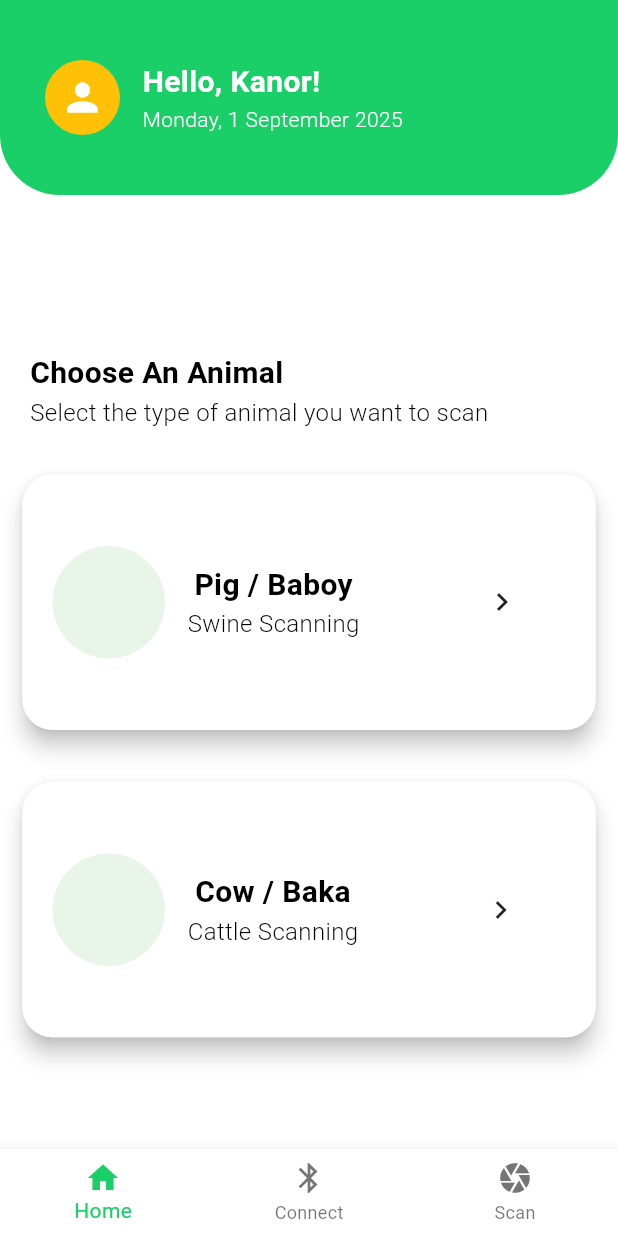
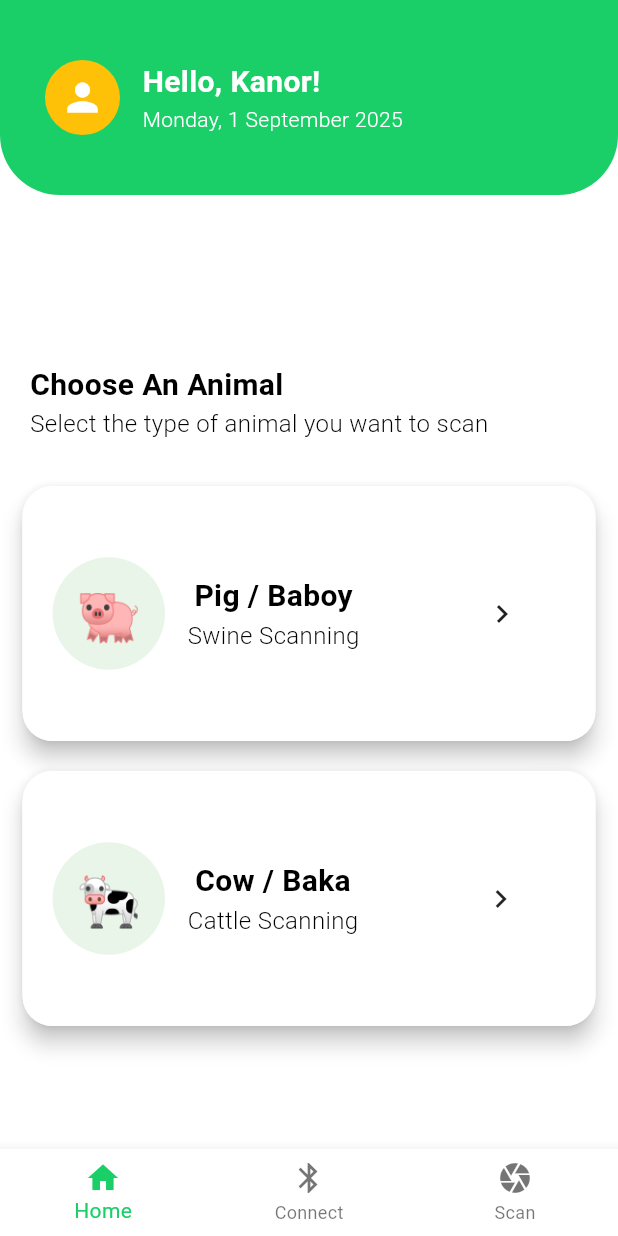
Before and after one commit to GinnoLmao/LiveStock, a Flutter app: the BottomNavigation screen opened directly, on a phone screen of 412 x 824 dp. Run offline on Flutter 3.47's test engine with Material 3 defaults, Android fonts, the phone set to English and light mode, and no system bars.

Commit message:
UI DONE/ Back navigate (issue)

```diff
--- a/lib/main.dart
+++ b/lib/main.dart
@@ -1,5 +1,6 @@
 import 'package:flutter/material.dart';
 import 'package:livestock_prototype/navigation/bottom_nav.dart';
+import 'package:livestock_prototype/pages/scanning_page.dart';
 import 'package:livestock_prototype/pages/scanning_page1.dart';
 import 'package:livestock_prototype/pages/scanning_page1fail.dart';
 import 'package:livestock_prototype/pages_connect/connecting_page.dart';
@@ -23,7 +24,7 @@ class MyApp extends StatelessWidget {
           secondary: Color(0xFF1ACF68),
         ),
       ),
-      home: ScanningPage1Fail(),
+      home: BottomNavigation(),
     );
   }
 }
--- a/lib/navigation/bottom_nav.dart
+++ b/lib/navigation/bottom_nav.dart
@@ -1,4 +1,6 @@
 import 'package:flutter/material.dart';
+import 'package:livestock_prototype/pages/scanning_page1.dart';
+import 'package:livestock_prototype/pages/scanning_page1fail.dart';
 import 'package:livestock_prototype/pages_connect/connection_page.dart';
 import 'package:livestock_prototype/pages/scanning_page.dart';
 
@@ -21,13 +23,46 @@ class _BottomNavigationState extends State<BottomNavigation> {
   List<Widget> get _pages => [
     HomePageContent(onTabSelected: _onItemTapped),
     ConnectionPageContent(),
-    ScanningPageContent(),
+    ScanningPage1(),
   ];
 
   @override
   Widget build(BuildContext context) {
     return Scaffold(
-      body: _pages[_selectedIndex],
+      body: Stack(
+        children: [
+          _pages[_selectedIndex],
+          // Back button - only show on Connect (index 1) and Scan (index 2) tabs
+          if (_selectedIndex != 0)
+            Positioned(
+              top: 50, // Adjust position as needed
+              left: 25,
+              child: SafeArea(
+                child: Container(
+                  decoration: BoxDecoration(
+                    color: Colors.white,
+                    shape: BoxShape.circle,
+                    boxShadow: [
+                      BoxShadow(
+                        color: Colors.black26,
+                        blurRadius: 6,
+                        offset: Offset(0, 2),
+                      ),
+                    ],
+                  ),
+                  child: IconButton(
+                    icon: Icon(Icons.arrow_back, color: Colors.black),
+                    onPressed: () {
+                      setState(() {
+                        _selectedIndex = 0; // Go back to Home
+                      });
+                    },
+                  ),
+                ),
+              ),
+            ),
+        ],
+      ),
       bottomNavigationBar: BottomNavigationBar(
         currentIndex: _selectedIndex,
         onTap: _onItemTapped,
@@ -159,6 +194,9 @@ class HomePageContent extends StatelessWidget {
                             color: Color(0xFFE9F5E9),
                             borderRadius: BorderRadius.circular(45),
                           ),
+                          child: Center(
+                            child: Text('🐖', style: TextStyle(fontSize: 35)),
+                          ),
                         ),
 
                         // Space between icon and text
@@ -205,7 +243,7 @@ class HomePageContent extends StatelessWidget {
             ),
           ),
 
-          SizedBox(height: 35),
+          SizedBox(height: 20),
 
           // Cow / Baka
           Padding(
@@ -236,6 +274,9 @@ class HomePageContent extends StatelessWidget {
                           decoration: BoxDecoration(
                             color: Color(0xFFE9F5E9),
                             borderRadius: BorderRadius.circular(45),
+                          ),
+                          child: Center(
+                            child: Text('🐄', style: TextStyle(fontSize: 35)),
                           ),
                         ),
 
--- a/lib/pages_connect/connection_page.dart
+++ b/lib/pages_connect/connection_page.dart
@@ -29,7 +29,7 @@ class ConnectionPage extends StatelessWidget {
                 SizedBox(height: 20),
                 // ConnectionSteps already uses elevated Material and step numbers
                 ConnectionSteps(),
-                SizedBox(height: 60),
+                SizedBox(height: 40),
                 ConnectDevice(),
                 SizedBox(height: 20),
               ],
```
Also changed, not shown: lib/pages/scanning_page.dart (+4 -4 lines), lib/pages/scanning_page1.dart (+18 -12 lines), lib/pages/scanning_page1fail.dart (+13 -5 lines), lib/util/scan_complete.dart (deleted), lib/util/scan_failed.dart (deleted).
